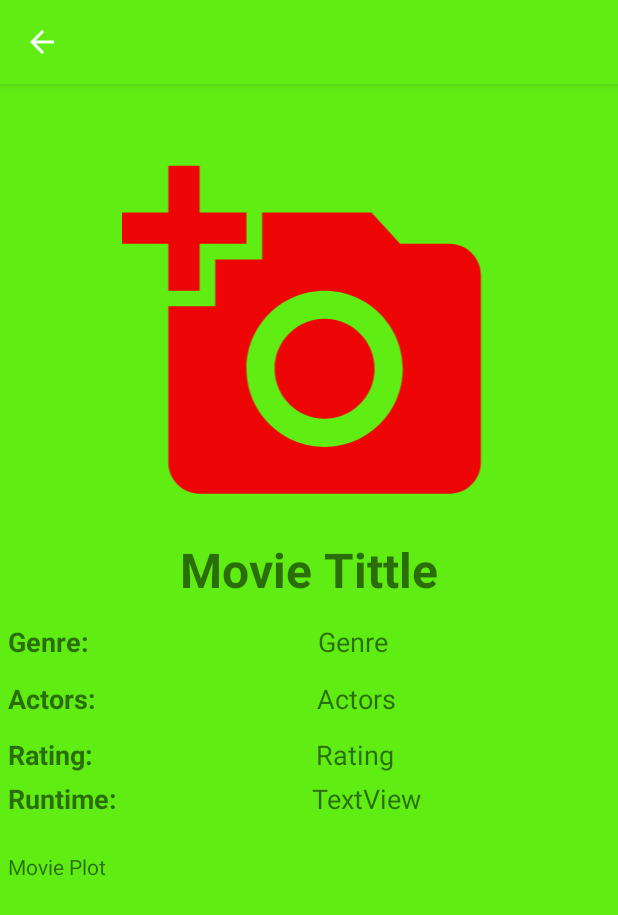
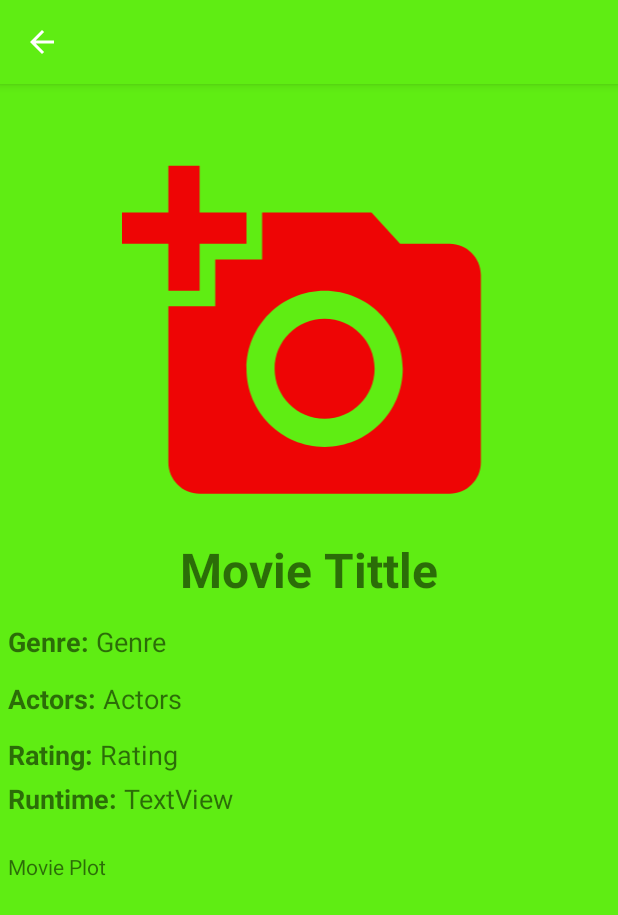
Before and after one commit to Kipbett/Wolf-Entertainment-Android, an Android app: the MainActivity screen opened directly, with no data from a screen before it, on a phone screen of 412 x 824 dp. Shown: the top 915 px of the screen. Run offline under Robolectric (Android 15) with nearby library versions, the phone set to English and light mode, and no system bars; our stand-ins replace Volley; network calls fail; pictures from the network do not load; 1 statement that could not run was skipped.

Commit message:
changes to the layout

```diff
--- a/app/src/main/res/layout/activity_main.xml
+++ b/app/src/main/res/layout/activity_main.xml
@@ -48,7 +48,7 @@
             android:id="@+id/tvGenre"
             android:layout_width="wrap_content"
             android:layout_height="wrap_content"
-            android:layout_weight="1"
+            android:layout_weight="0"
             android:gravity="start"
             android:text="Genre: "
             android:textSize="18dp"
@@ -80,7 +80,7 @@
             android:id="@+id/tvActors"
             android:layout_width="wrap_content"
             android:layout_height="wrap_content"
-            android:layout_weight="1"
+            android:layout_weight="0"
             android:gravity="start"
             android:text="Actors: "
             android:textSize="18dp"
@@ -112,7 +112,7 @@
             android:id="@+id/tvRatings"
             android:layout_width="wrap_content"
             android:layout_height="wrap_content"
-            android:layout_weight="1"
+            android:layout_weight="0"
             android:gravity="start"
             android:text="Rating: "
             android:textSize="18dp"
@@ -156,7 +156,7 @@
             android:id="@+id/tvRuntime"
             android:layout_width="wrap_content"
             android:layout_height="wrap_content"
-            android:layout_weight="1"
+            android:layout_weight="0"
             android:text="Runtime: "
             android:textStyle="bold"
             android:textSize="18dp"/>
--- a/app/src/main/res/layout/movie_layout.xml
+++ b/app/src/main/res/layout/movie_layout.xml
@@ -32,7 +32,7 @@
                 android:layout_width="match_parent"
                 android:layout_height="wrap_content"
                 android:text="Movie Title"
-                android:textSize="24dp"
+                android:textSize="20dp"
                 android:textStyle="bold"
                 android:textColor="@color/white"/>
 
@@ -41,7 +41,7 @@
                 android:layout_width="match_parent"
                 android:layout_height="wrap_content"
                 android:text="Release Year"
-                android:textSize="20dp"
+                android:textSize="18dp"
                 android:textColor="@color/white"/>
 
             <TextView
```
